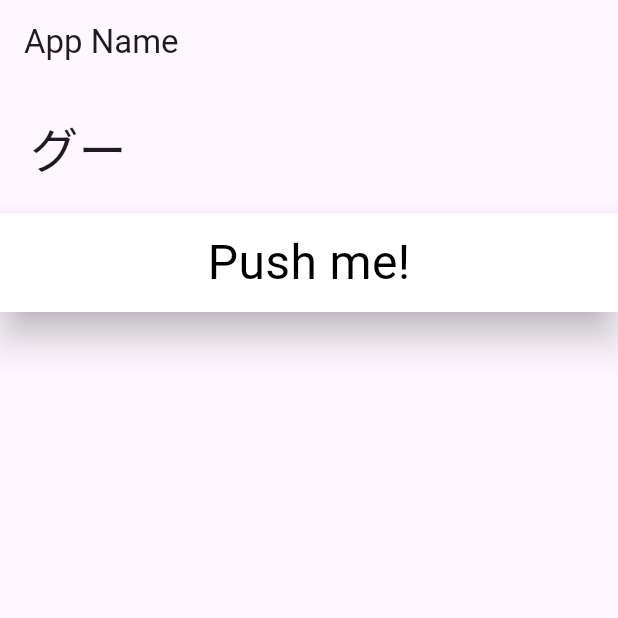
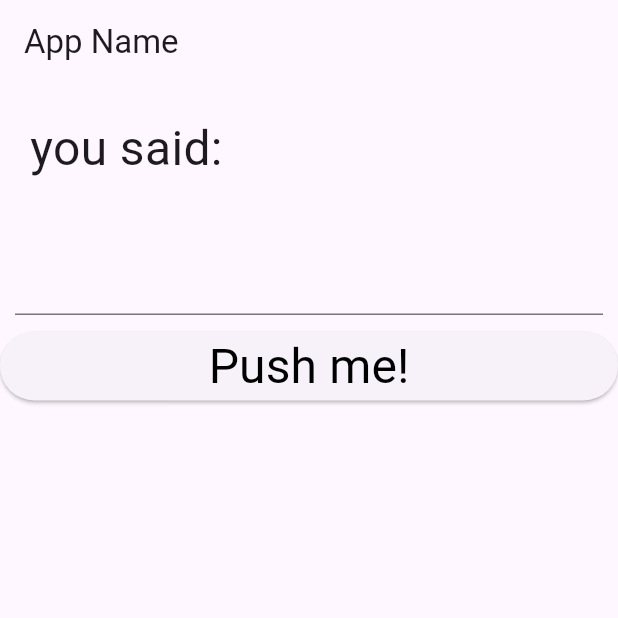
Before and after one commit to f24ba017/RepositoryForVSCode, a Flutter app: the screen it shows after launch, after a tap on "Push me!", on a phone screen of 412 x 824 dp, the top half of it. Run offline on Flutter 3.47's test engine with Material 3 defaults, Android fonts, the phone set to English and light mode, and no system bars.

Commit message:
3-8 書き換え

```diff
--- a/flutter_app/lib/main.dart
+++ b/flutter_app/lib/main.dart
@@ -27,7 +27,7 @@ class MyHomePage extends StatefulWidget {
 
 class _MyHomePageState extends State<MyHomePage> {
   static var _message = 'ok.';
-  static var _janken = <String>['グー', 'チョキ', 'パー'];
+  static final _controller = TextEditingController();
 
   @override
   Widget build(BuildContext context) {
@@ -51,28 +51,36 @@ class _MyHomePageState extends State<MyHomePage> {
                   fontFamily: "Roboto"),
               ),
             ),
-            RawMaterialButton(
-              fillColor: Colors.white,
-              elevation: 10.0,
+            Padding(
               padding: EdgeInsets.all(10.0),
-              child: Text(
-                  "Push me!",
-                  style: TextStyle(fontSize:32.0,
-                  color: const Color(0xff000000),
+              child: TextField(
+                controller: _controller,
+                style: TextStyle(
+                  fontSize: 28.0,
+                  color: const Color(0xffFF0000),
                   fontWeight: FontWeight.w400,
                   fontFamily: "Roboto"),
+              ),
+            ),
+            ElevatedButton(
+                child: Text(
+                  "Push me!",
+                  style: TextStyle(
+                    fontSize: 32.0,
+                    color: const Color(0xff000000),
+                    fontWeight: FontWeight.w400,
+                    fontFamily: "Roboto"),
                 ),
-              onPressed: buttonPressed
-            ),
-          ]
+                onPressed: buttonPressed),
+          ],
         ),
       ),
     );
   }
 
-  void buttonPressed(){
-    setState((){
-      _message = (_janken..shuffle()).first;
+  void buttonPressed() {
+    setState(() {
+      _message = 'you said: ' + _controller.text;
     });
   }
 }
```
